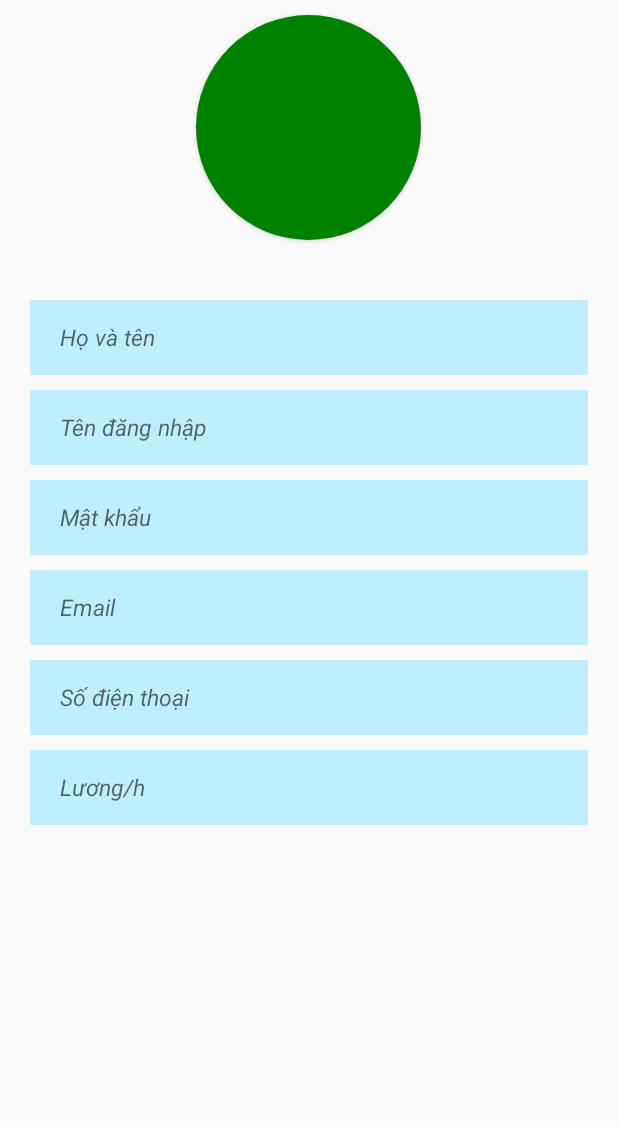
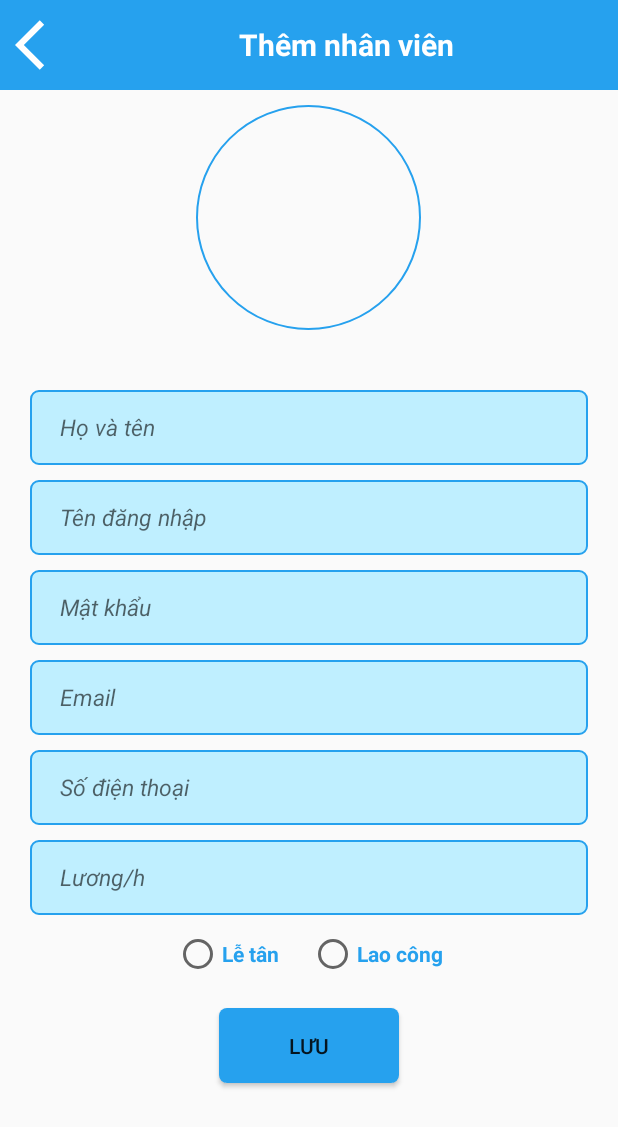
Before and after one commit to lamtung373/TDC-Hotel-Manager, an Android app: the ThemNhanVien screen opened directly, with no data from a screen before it, on a phone screen of 412 x 824 dp. Shown: the top 1127 px of the screen. Run offline under Robolectric (Android 15) with nearby library versions, the phone set to English and light mode, and no system bars.

Commit message:
chỉnh sửa màn hình thêm nhân viên v4

```diff
--- a/app/build.gradle.kts
+++ b/app/build.gradle.kts
@@ -43,6 +43,5 @@ dependencies {
     implementation(platform("com.google.firebase:firebase-bom:32.3.1"))
     implementation("com.google.firebase:firebase-database-ktx")
     implementation("com.google.firebase:firebase-auth-ktx")
-    implementation("androidx.cardview:cardview:1.0.0")
 
 }
--- a/app/src/main/java/com/example/tdchotel_manager/Menu_QuanLy/Fragment_Nhanvien.java
+++ b/app/src/main/java/com/example/tdchotel_manager/Menu_QuanLy/Fragment_Nhanvien.java
@@ -68,7 +68,7 @@ public class Fragment_Nhanvien extends Fragment {
 
         View view = inflater.inflate(R.layout.fragment__nhanvien, container, false);
 
-        // Kết nối các thành phần giao diện với các thành phần trong mã Java
+        // Kết nối các thành phần giao diện với các thành phần trong mã Java của các thành phần trong mã
         btnThemNV = view.findViewById(R.id.btnThemNV);
 
         // Thiết lập sự kiện khi nút "Thêm nhân viên" được nhấn
--- /dev/null
+++ b/app/src/main/res/drawable/border_button_nhanvien.xml
@@ -0,0 +1,8 @@
+<?xml version="1.0" encoding="utf-8"?>
+<shape xmlns:android="http://schemas.android.com/apk/res/android">
+    <solid android:color="#BFEFFF" />
+    <stroke
+        android:width="1.5dp"
+        android:color="#26A1EE" />
+    <corners android:radius="5dp" />
+</shape>
--- /dev/null
+++ b/app/src/main/res/drawable/border_buttons_nhanvien.xml
@@ -0,0 +1,5 @@
+<?xml version="1.0" encoding="utf-8"?>
+<shape xmlns:android="http://schemas.android.com/apk/res/android">
+    <solid android:color="#26A1EE" />
+    <corners android:radius="5dp" />
+</shape>
--- /dev/null
+++ b/app/src/main/res/drawable/border_images_nhanvien.xml
@@ -0,0 +1,7 @@
+<?xml version="1.0" encoding="utf-8"?>
+<shape xmlns:android="http://schemas.android.com/apk/res/android">
+    <stroke
+        android:width="1.5dp"
+        android:color="#26A1EE" />
+    <corners android:radius="1000dp" />
+</shape>
--- a/app/src/main/res/layout/fragment__nhanvien.xml
+++ b/app/src/main/res/layout/fragment__nhanvien.xml
@@ -12,8 +12,7 @@
         android:layout_width="match_parent"
         android:layout_height="60dp"
         android:orientation="horizontal"
-        android:background="#26A1EE"
-        android:layout_marginBottom="10dp">
+        android:background="#26A1EE">
 
         <TextView
             android:layout_width="wrap_content"
@@ -40,26 +39,19 @@
     <LinearLayout
         android:layout_width="match_parent"
         android:layout_height="match_parent"
-        android:orientation="vertical">
+        android:orientation="vertical"
+        android:layout_marginTop="10dp">
 
-        <androidx.cardview.widget.CardView
+        <Button
             android:layout_width="match_parent"
-            android:layout_height="wrap_content"
-            app:cardCornerRadius="5dp"
+            android:layout_height="70dp"
             android:layout_marginLeft="20dp"
             android:layout_marginRight="20dp"
-            android:layout_marginTop="10dp">
-
-            <Button
-                android:layout_width="match_parent"
-                android:layout_height="70dp"
-                android:text="Quản lý lịch làm"
-                android:background="#BFEFFF"
-                android:textColor="#26A1EE"
-                android:textSize="20sp"
-                android:textStyle="bold" />
-
-        </androidx.cardview.widget.CardView>
+            android:text="Quản lý lịch làm"
+            android:background="@drawable/border_button_nhanvien"
+            android:textColor="#26A1EE"
+            android:textSize="20sp"
+            android:textStyle="bold" />
 
         <EditText
             android:layout_width="match_parent"
@@ -67,9 +59,10 @@
             android:layout_marginLeft="20dp"
             android:layout_marginRight="20dp"
             android:layout_marginTop="10dp"
+            android:layout_marginBottom="20dp"
             android:hint="Tìm kiếm"
-            android:background="#BFEFFF"
-            android:textColor="#00000080"
+            android:background="@drawable/border_button_nhanvien"
+            android:textColor="#000000"
             android:textSize="15sp"
             android:textStyle="italic"
             android:paddingStart="20dp"
@@ -80,7 +73,6 @@
             android:layout_height="match_parent"
             android:layout_marginLeft="20dp"
             android:layout_marginRight="20dp"
-            android:layout_marginTop="10dp"
             tools:listitem="@layout/layout_item_quanlynhanvien"/>
 
     </LinearLayout>
--- a/app/src/main/res/layout/layout_item_quanlynhanvien.xml
+++ b/app/src/main/res/layout/layout_item_quanlynhanvien.xml
@@ -14,7 +14,7 @@
             android:layout_width="match_parent"
             android:layout_height="70dp"
             android:orientation="horizontal"
-            android:background="#BFEFFF"
+            android:background="@drawable/border_button_nhanvien"
             android:gravity="center_vertical">
 
             <ImageView
@@ -41,6 +41,7 @@
                     android:text="Lễ tân"
                     android:textColor="@color/black"/>
             </LinearLayout>
+
         </LinearLayout>
 
     </androidx.cardview.widget.CardView>
--- a/app/src/main/res/layout/layout_themnhanvien.xml
+++ b/app/src/main/res/layout/layout_themnhanvien.xml
@@ -3,24 +3,43 @@
     xmlns:app="http://schemas.android.com/apk/res-auto"
     android:orientation="vertical"
     android:layout_width="match_parent"
-    android:layout_height="match_parent"
-    android:id="@+id/abc">
+    android:layout_height="match_parent">
 
-    <androidx.cardview.widget.CardView
-        android:layout_width="wrap_content"
-        android:layout_height="wrap_content"
+    <LinearLayout
+        android:layout_width="match_parent"
+        android:layout_height="60dp"
+        android:orientation="horizontal"
+        android:background="#26A1EE">
+        <ImageButton
+            android:id="@+id/btnThemNV"
+            android:layout_width="wrap_content"
+            android:layout_height="wrap_content"
+            android:src="@drawable/back"
+            android:background="@null"
+            android:layout_gravity="center"
+            android:layout_marginLeft="10dp" />
+
+        <TextView
+            android:layout_width="wrap_content"
+            android:layout_height="wrap_content"
+            android:layout_gravity="center"
+            android:gravity="center"
+            android:text="Thêm nhân viên"
+            android:textColor="@color/white"
+            android:textSize="20dp"
+            android:textStyle="bold"
+            android:layout_weight="1" />
+
+    </LinearLayout>
+
+    <ImageView
+        android:id="@+id/imgNV"
+        android:layout_width="150dp"
+        android:layout_height="150dp"
         android:layout_gravity="center"
         android:layout_marginTop="10dp"
         android:layout_marginBottom="30dp"
-        app:cardCornerRadius="75dp">
-
-        <ImageView
-            android:id="@+id/imgNV"
-            android:layout_width="150dp"
-            android:layout_height="150dp"
-            android:background="@color/green"/>
-
-    </androidx.cardview.widget.CardView>
+        android:background="@drawable/border_images_nhanvien"/>
 
     <EditText
         android:layout_width="match_parent"
@@ -29,12 +48,13 @@
         android:layout_marginRight="20dp"
         android:layout_marginTop="10dp"
         android:hint="Họ và tên"
-        android:background="#BFEFFF"
-        android:textColor="#00000080"
+        android:background="@drawable/border_button_nhanvien"
+        android:textColor="#000000"
         android:textSize="15sp"
         android:textStyle="italic"
         android:paddingStart="20dp"
-        android:paddingEnd="20dp" />
+        android:paddingEnd="20dp"
+        android:inputType="text" />
 
     <EditText
         android:layout_width="match_parent"
@@ -43,12 +63,13 @@
         android:layout_marginRight="20dp"
         android:layout_marginTop="10dp"
         android:hint="Tên đăng nhập"
-        android:background="#BFEFFF"
-        android:textColor="#00000080"
+        android:background="@drawable/border_button_nhanvien"
+        android:textColor="#000000"
         android:textSize="15sp"
         android:textStyle="italic"
         android:paddingStart="20dp"
-        android:paddingEnd="20dp" />
+        android:paddingEnd="20dp"
+        android:inputType="text" />
 
     <EditText
         android:layout_width="match_parent"
@@ -57,12 +78,13 @@
         android:layout_marginRight="20dp"
         android:layout_marginTop="10dp"
         android:hint="Mật khẩu"
-        android:background="#BFEFFF"
-        android:textColor="#00000080"
+        android:background="@drawable/border_button_nhanvien"
+        android:textColor="#000000"
         android:textSize="15sp"
         android:textStyle="italic"
         android:paddingStart="20dp"
-        android:paddingEnd="20dp" />
+        android:paddingEnd="20dp"
+        android:inputType="text" />
 
     <EditText
         android:layout_width="match_parent"
@@ -71,12 +93,13 @@
         android:layout_marginRight="20dp"
         android:layout_marginTop="10dp"
         android:hint="Email"
-        android:background="#BFEFFF"
-        android:textColor="#00000080"
+        android:background="@drawable/border_button_nhanvien"
+        android:textColor="#000000"
         android:textSize="15sp"
         android:textStyle="italic"
         android:paddingStart="20dp"
-        android:paddingEnd="20dp" />
+        android:paddingEnd="20dp"
+        android:inputType="text" />
 
     <EditText
         android:layout_width="match_parent"
@@ -85,12 +108,23 @@
         android:layout_marginRight="20dp"
         android:layout_marginTop="10dp"
         android:hint="Số điện thoại"
-        android:background="#BFEFFF"
-        android:textColor="#00000080"
+        android:background="@drawable/border_button_nhanvien"
+        android:textColor="#000000"
         android:textSize="15sp"
         android:textStyle="italic"
         android:paddingStart="20dp"
-        android:paddingEnd="20dp" />
+        android:paddingEnd="20dp"
+        android:inputType="text" />
+
+    <LinearLayout
+        android:layout_width="match_parent"
+        android:layout_height="wrap_content">
+
+        <ImageView
+            android:layout_width="wrap_content"
+            android:layout_height="wrap_content"/>
+
+    </LinearLayout>
 
     <EditText
         android:layout_width="match_parent"
@@ -99,19 +133,44 @@
         android:layout_marginRight="20dp"
         android:layout_marginTop="10dp"
         android:hint="Lương/h"
-        android:background="#BFEFFF"
-        android:textColor="#00000080"
+        android:background="@drawable/border_button_nhanvien"
+        android:textColor="#000000"
         android:textSize="15sp"
         android:textStyle="italic"
         android:paddingStart="20dp"
-        android:paddingEnd="20dp" />
+        android:paddingEnd="20dp"
+        android:inputType="text" />
 
-    <LinearLayout
-        android:layout_width="wrap_content"
+    <RadioGroup
+        android:layout_width="match_parent"
         android:layout_height="wrap_content"
-        android:orientation="horizontal">
+        android:orientation="horizontal"
+        android:layout_marginTop="10dp"
+        android:gravity="center">
 
+        <RadioButton
+            android:layout_width="wrap_content"
+            android:layout_height="wrap_content"
+            android:text="Lễ tân"
+            android:textStyle="bold"
+            android:textColor="#26A1EE"
+            android:layout_marginEnd="20dp"/>
 
-    </LinearLayout>
+        <RadioButton
+            android:layout_width="wrap_content"
+            android:layout_height="wrap_content"
+            android:textStyle="bold"
+            android:textColor="#26A1EE"
+            android:text="Lao công"/>
+
+    </RadioGroup>
+
+    <Button
+        android:layout_width="120dp"
+        android:layout_height="50dp"
+        android:layout_marginTop="20dp"
+        android:text="Lưu"
+        android:layout_gravity="center"
+        android:background="@drawable/border_buttons_nhanvien"/>
 
 </LinearLayout>
```
Also changed, not shown: app/src/main/res/drawable/cccd.png (added).
